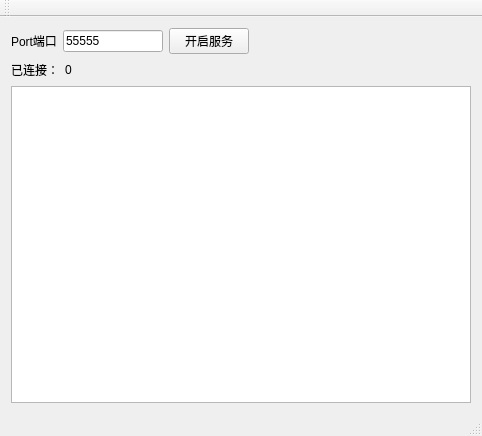
Qt form mainwindow.ui (RuanJG/TCP_SYNC_FILE) before a commit.
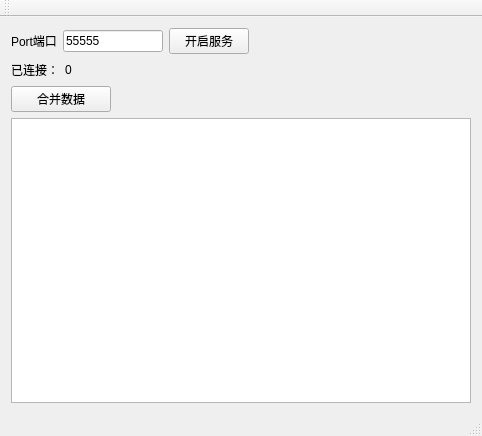
The same form after that commit.

```diff
--- a/mainwindow.ui
+++ b/mainwindow.ui
@@ -137,6 +137,19 @@
         </item>
        </layout>
       </item>
+      <item>
+       <widget class="QPushButton" name="mergepushButton">
+        <property name="maximumSize">
+         <size>
+          <width>100</width>
+          <height>16777215</height>
+         </size>
+        </property>
+        <property name="text">
+         <string>合并数据</string>
+        </property>
+       </widget>
+      </item>
       <item>
        <widget class="QTextEdit" name="Console"/>
       </item>
```
